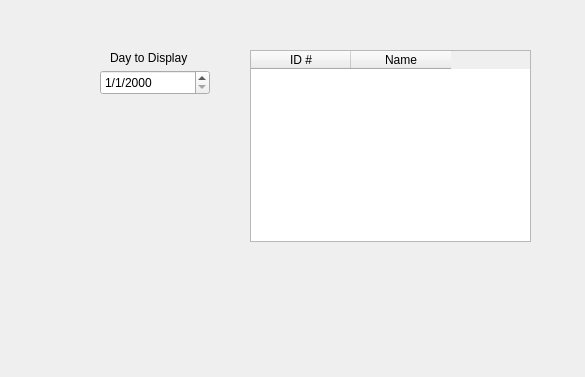
Qt form Bulk-Club/salesreportwidget.ui (rhellwege/Bulk-Club) before a commit.
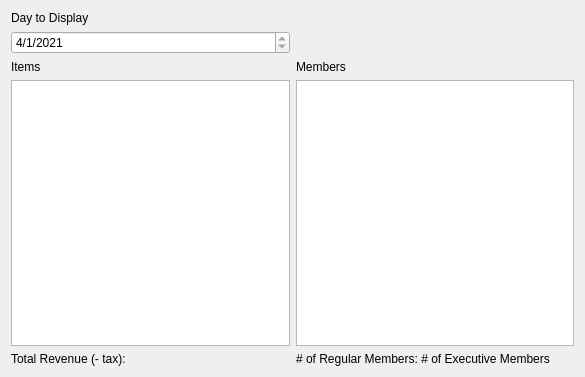
The same form after that commit.

The edit to the form file:
```diff
--- a/Bulk-Club/salesreportwidget.ui
+++ b/Bulk-Club/salesreportwidget.ui
@@ -13,52 +13,83 @@
   <property name="windowTitle">
    <string>Form</string>
   </property>
+  <layout class="QGridLayout" name="gridLayout">
+   <item row="4" column="1">
+    <widget class="QLabel" name="labelUniqueShoppers">
+     <property name="text">
+      <string># of Regular Members: # of Executive Members</string>
+     </property>
+    </widget>
+   </item>
+   <item row="1" column="0">
   <widget class="QDateEdit" name="dateEdit">
-   <property name="geometry">
-    <rect>
-     <x>100</x>
-     <y>70</y>
-     <width>110</width>
-     <height>25</height>
-    </rect>
+     <property name="dateTime">
+      <datetime>
+       <hour>23</hour>
+       <minute>0</minute>
+       <second>0</second>
+       <year>2021</year>
+       <month>4</month>
+       <day>1</day>
+      </datetime>
+     </property>
+     <property name="maximumDateTime">
+      <datetime>
+       <hour>22</hour>
+       <minute>59</minute>
+       <second>59</second>
+       <year>2021</year>
+       <month>4</month>
+       <day>7</day>
+      </datetime>
+     </property>
+     <property name="minimumDate">
+      <date>
+       <year>2021</year>
+       <month>4</month>
+       <day>1</day>
+      </date>
    </property>
    <property name="displayFormat">
     <string>M/d/yyyy</string>
    </property>
   </widget>
+   </item>
+   <item row="2" column="0">
+    <widget class="QLabel" name="labelItems">
+     <property name="text">
+      <string>Items</string>
+     </property>
+    </widget>
+   </item>
+   <item row="3" column="0">
+    <widget class="QTableView" name="tableViewItemsSold"/>
+   </item>
+   <item row="4" column="0">
+    <widget class="QLabel" name="labelTotalRevenue">
+     <property name="text">
+      <string>Total Revenue (- tax): </string>
+     </property>
+    </widget>
+   </item>
+   <item row="0" column="0">
   <widget class="QLabel" name="label">
-   <property name="geometry">
-    <rect>
-     <x>110</x>
-     <y>50</y>
-     <width>81</width>
-     <height>16</height>
-    </rect>
-   </property>
    <property name="text">
     <string>Day to Display</string>
    </property>
   </widget>
-  <widget class="QTableWidget" name="tableWidget">
-   <property name="geometry">
-    <rect>
-     <x>250</x>
-     <y>50</y>
-     <width>281</width>
-     <height>192</height>
-    </rect>
-   </property>
-   <column>
+   </item>
+   <item row="3" column="1">
+    <widget class="QTableView" name="tableViewMembers"/>
+   </item>
+   <item row="2" column="1">
+    <widget class="QLabel" name="labelMembers">
     <property name="text">
-     <string>ID #</string>
-    </property>
-   </column>
-   <column>
-    <property name="text">
-     <string>Name</string>
-    </property>
-   </column>
-  </widget>
+      <string>Members</string>
+     </property>
+    </widget>
+   </item>
+  </layout>
  </widget>
  <resources/>
  <connections/>
```
Lines whose indentation alone changed are shown as unchanged.
